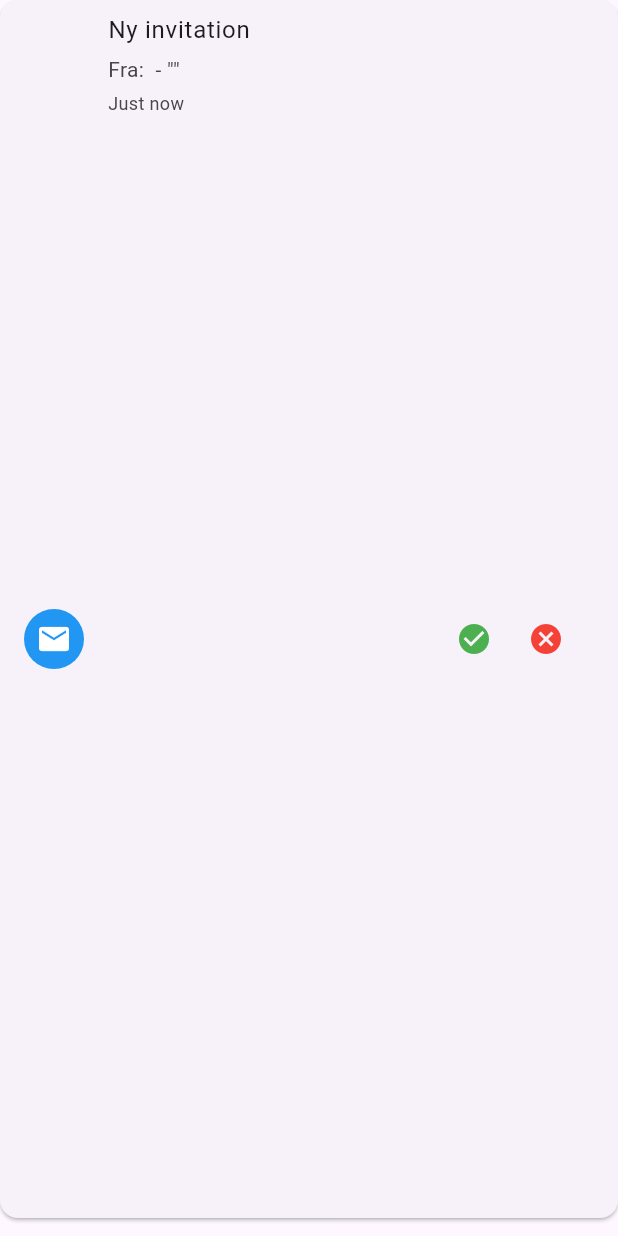
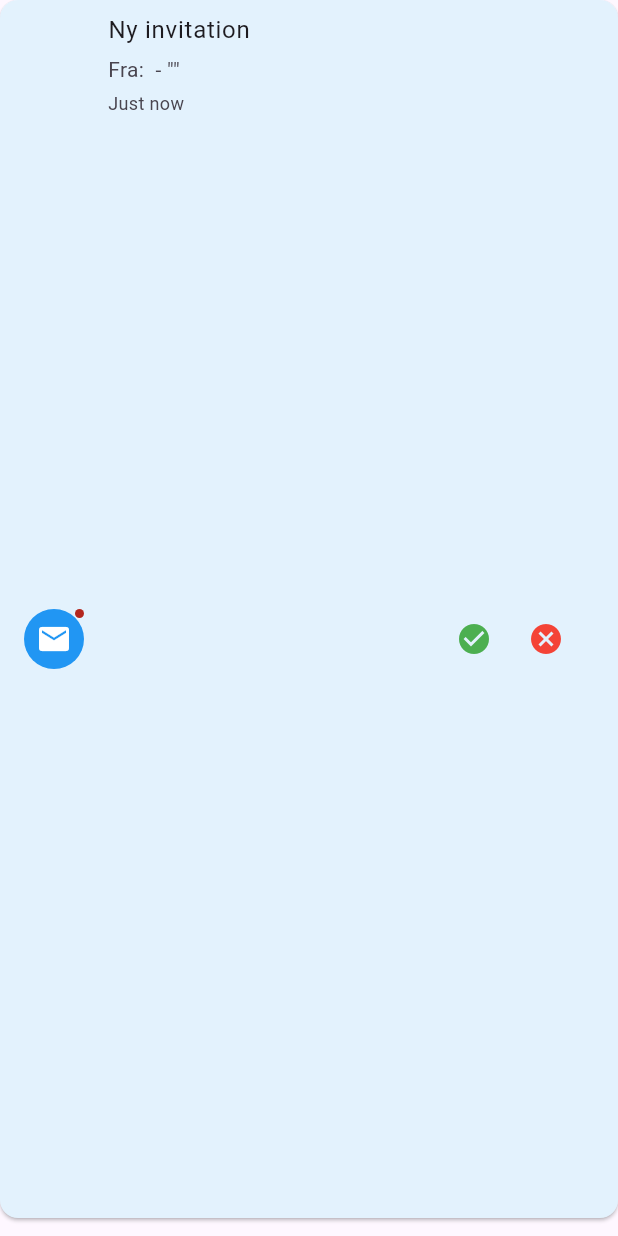
Before and after one commit to akobberup/wheel-of-time-client, a Flutter app: the _NotificationCard widget shown alone on an empty page, opened directly with empty values, on a phone screen of 412 x 824 dp. Run offline on Flutter 3.47's test engine with Material 3 defaults, Android fonts, the phone set to English and light mode, and no system bars; our stand-ins replace cached_network_image, flutter_hooks, flutter_local_notifications, flutter_riverpod, flutter_secure_storage, freezed_annotation and 3 more; accounts and stored records are empty; network calls fail.

Commit message:
[UX-05] Add read/unread notification indicators
- Add light blue background to unread notifications (Colors.blue.shade50)
- Add badge to notification icon for unread items
- Mark notifications as read when tapped using existing markAsRead method
- Improves visual feedback for notification states

🤖 Generated with [Claude Code](https://claude.com/claude-code)

Co-Authored-By: Claude <noreply@anthropic.com>

```diff
--- a/lib/screens/notifications_screen.dart
+++ b/lib/screens/notifications_screen.dart
@@ -108,6 +108,9 @@ class NotificationsScreen extends HookConsumerWidget {
 
 
   void _handleNotificationTap(BuildContext context, WidgetRef ref, AppNotification notification) {
+    // Mark notification as read when tapped
+    ref.read(notificationProvider.notifier).markAsRead(notification.id);
+
     switch (notification.type) {
       case NotificationType.TASK_DUE:
         // Navigate to the Upcoming Tasks tab (index 1) where users can complete tasks
@@ -219,6 +222,8 @@ class _NotificationCard extends HookConsumerWidget {
 
     return Card(
       margin: const EdgeInsets.only(bottom: 12),
+      // Add light blue background for unread notifications
+      color: notification.isRead ? null : Colors.blue.shade50,
       child: Dismissible(
         key: Key(notification.id),
         direction: DismissDirection.endToStart,
@@ -235,7 +240,11 @@ class _NotificationCard extends HookConsumerWidget {
           );
         },
         child: ListTile(
-          leading: _getNotificationIcon(notification),
+          leading: notification.isRead
+              ? _getNotificationIcon(notification)
+              : Badge(
+                  child: _getNotificationIcon(notification),
+                ),
           title: Text(_getNotificationTitle(notification, strings)),
           subtitle: Column(
             crossAxisAlignment: CrossAxisAlignment.start,
```
